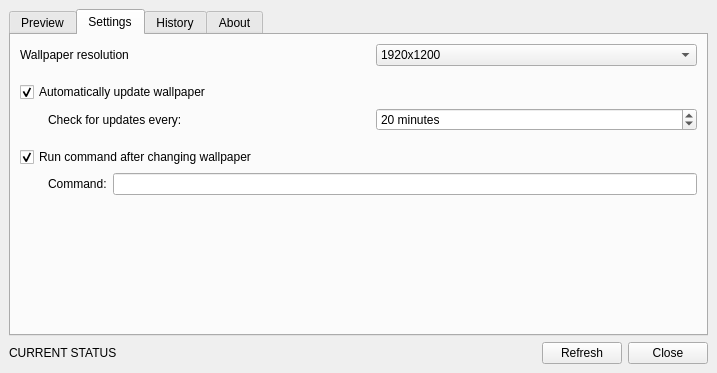
The window that ui/mainwindow.ui (se0siris/bing-wallpaper-changer) describes before a commit, drawn with Qt 5.
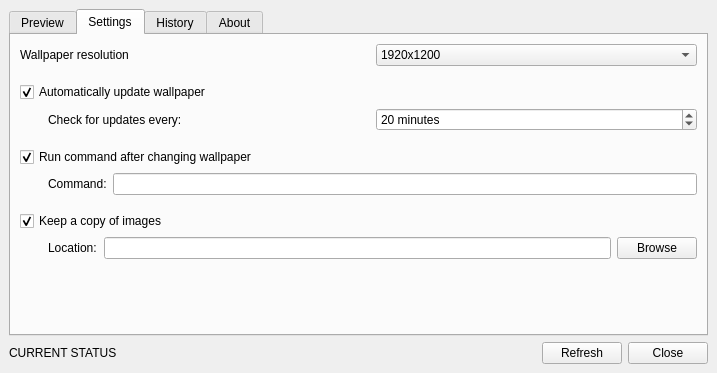
The same window after the commit. The open tabs and pages were chosen to show the change. Icons and pictures are not drawn. Custom widgets are drawn as their Qt base class.

Commit message: Added start of image caching feature. Improved thumbnail sorting on history page. Switched settings.py to use propterties.

The edit to the form file:
```diff
--- a/ui/mainwindow.ui
+++ b/ui/mainwindow.ui
@@ -275,6 +275,78 @@
           </item>
          </layout>
         </item>
+        <item>
+         <spacer name="verticalSpacer_4">
+          <property name="orientation">
+           <enum>Qt::Vertical</enum>
+          </property>
+          <property name="sizeType">
+           <enum>QSizePolicy::Fixed</enum>
+          </property>
+          <property name="sizeHint" stdset="0">
+           <size>
+            <width>20</width>
+            <height>10</height>
+           </size>
+          </property>
+         </spacer>
+        </item>
+        <item>
+         <widget class="QCheckBox" name="cb_enable_archive">
+          <property name="text">
+           <string>Keep a copy of images</string>
+          </property>
+          <property name="checked">
+           <bool>true</bool>
+          </property>
+         </widget>
+        </item>
+        <item>
+         <layout class="QHBoxLayout" name="horizontalLayout_6">
+          <item>
+           <spacer name="horizontalSpacer_6">
+            <property name="orientation">
+             <enum>Qt::Horizontal</enum>
+            </property>
+            <property name="sizeType">
+             <enum>QSizePolicy::Fixed</enum>
+            </property>
+            <property name="sizeHint" stdset="0">
+             <size>
+              <width>28</width>
+              <height>20</height>
+             </size>
+            </property>
+           </spacer>
+          </item>
+          <item>
+           <widget class="QLabel" name="label_6">
+            <property name="minimumSize">
+             <size>
+              <width>50</width>
+              <height>0</height>
+             </size>
+            </property>
+            <property name="text">
+             <string>Location:</string>
+            </property>
+            <property name="buddy">
+             <cstring>le_archive_location</cstring>
+            </property>
+           </widget>
+          </item>
+          <item>
+           <widget class="QLineEdit" name="le_archive_location"/>
+          </item>
+          <item>
+           <widget class="QPushButton" name="button_archive_browse">
+            <property name="text">
+             <string>Browse</string>
+            </property>
+           </widget>
+          </item>
+         </layout>
+        </item>
         <item>
          <spacer name="verticalSpacer">
           <property name="orientation">
```
Left out of the diff: 103 changed lines with no effect on the pictures. The commit also changes 9 other files.
